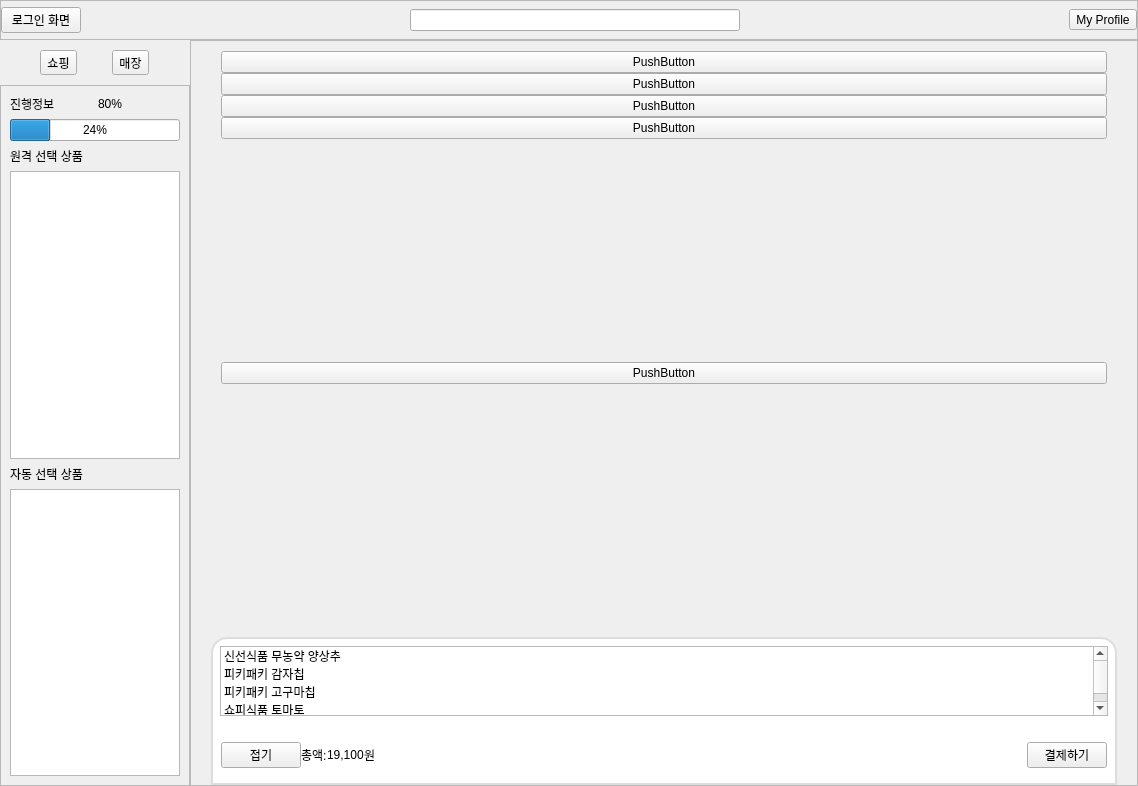
Before: the Qt Designer form shopee_ros2/src/shopee_app/ui/layout_user.ui in addinedu-roscamp-7th/roscamp-repo-1, drawn with Qt 5.
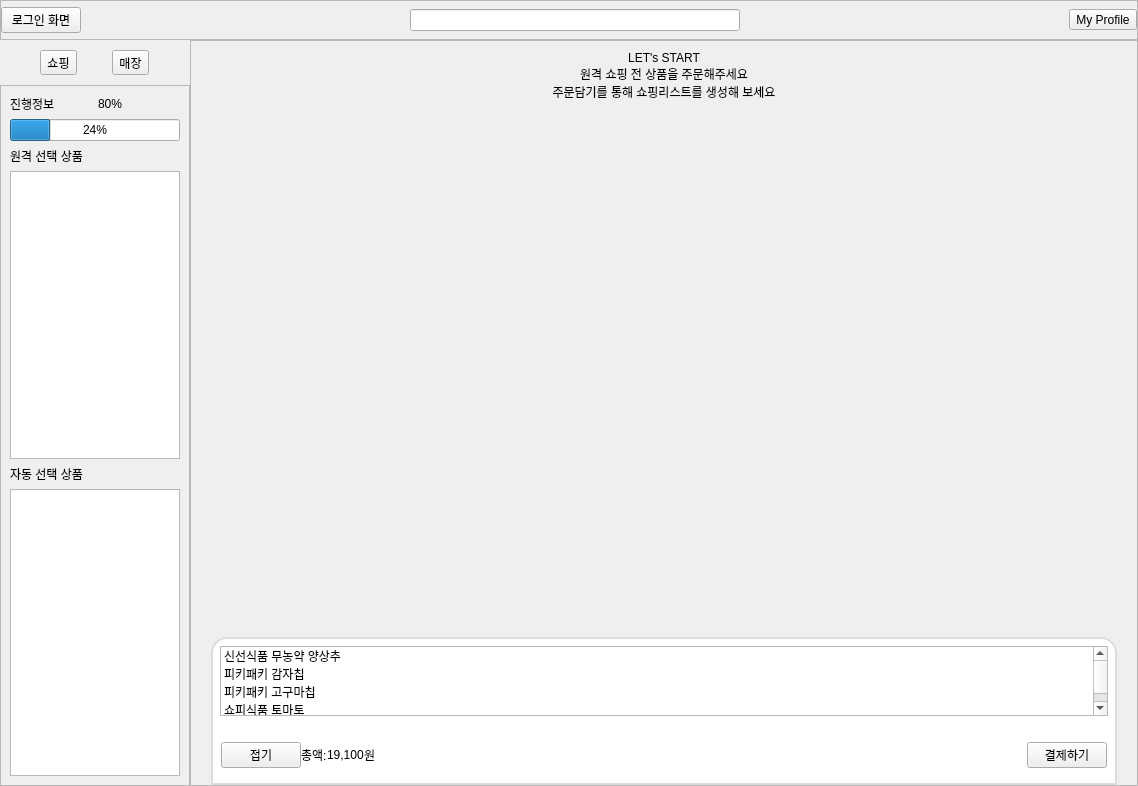
After: the same form once the commit is applied. The open tabs and pages were chosen to show the change.

Commit message: [PickeeApp] 상품 리스트 레이아웃 구현

Diff of the .ui file:
```diff
--- a/shopee_ros2/src/shopee_app/ui/layout_user.ui
+++ b/shopee_ros2/src/shopee_app/ui/layout_user.ui
@@ -409,6 +409,9 @@
                <property name="frameShadow">
                 <enum>QFrame::Plain</enum>
                </property>
+               <property name="horizontalScrollBarPolicy">
+                <enum>Qt::ScrollBarAlwaysOff</enum>
+               </property>
                <property name="widgetResizable">
                 <bool>true</bool>
                </property>
@@ -427,7 +430,7 @@
                   <verstretch>0</verstretch>
                  </sizepolicy>
                 </property>
-                <layout class="QVBoxLayout" name="verticalLayout_2">
+                <layout class="QVBoxLayout" name="verticalLayout_2" stretch="0,0,0,1,5,1">
                  <property name="spacing">
                   <number>0</number>
                  </property>
@@ -444,30 +447,35 @@
                   <number>0</number>
                  </property>
                  <item>
-                  <widget class="QPushButton" name="pushButton_4">
+                  <widget class="QLabel" name="label_16">
                    <property name="text">
-                    <string>PushButton</string>
+                    <string>LET's START</string>
                    </property>
-                  </widget>
-                 </item>
-                 <item>
-                  <widget class="QPushButton" name="pushButton_5">
-                   <property name="text">
-                    <string>PushButton</string>
+                   <property name="alignment">
+                    <set>Qt::AlignCenter</set>
                    </property>
                   </widget>
                  </item>
                  <item>
-                  <widget class="QPushButton" name="pushButton_6">
+                  <widget class="QLabel" name="label_17">
                    <property name="text">
-                    <string>PushButton</string>
+                    <string>원격 쇼핑 전 상품을 주문해주세요</string>
                    </property>
+                   <property name="alignment">
+                    <set>Qt::AlignCenter</set>
+                   </property>
                   </widget>
                  </item>
                  <item>
-                  <widget class="QPushButton" name="pushButton_7">
+                  <widget class="QLabel" name="label_18">
+                   <property name="layoutDirection">
+                    <enum>Qt::LeftToRight</enum>
+                   </property>
                    <property name="text">
-                    <string>PushButton</string>
+                    <string>주문담기를 통해 쇼핑리스트를 생성해 보세요</string>
+                   </property>
+                   <property name="alignment">
+                    <set>Qt::AlignCenter</set>
                    </property>
                   </widget>
                  </item>
@@ -485,10 +493,8 @@
                   </spacer>
                  </item>
                  <item>
-                  <widget class="QPushButton" name="pushButton_8">
-                   <property name="text">
-                    <string>PushButton</string>
-                   </property>
+                  <widget class="QWidget" name="grid_products" native="true">
+                   <layout class="QGridLayout" name="gridLayout_2"/>
                   </widget>
                  </item>
                  <item>
```
Left out of the diff: 6 changed lines with no effect on the pictures. The commit also changes 8 other files.
